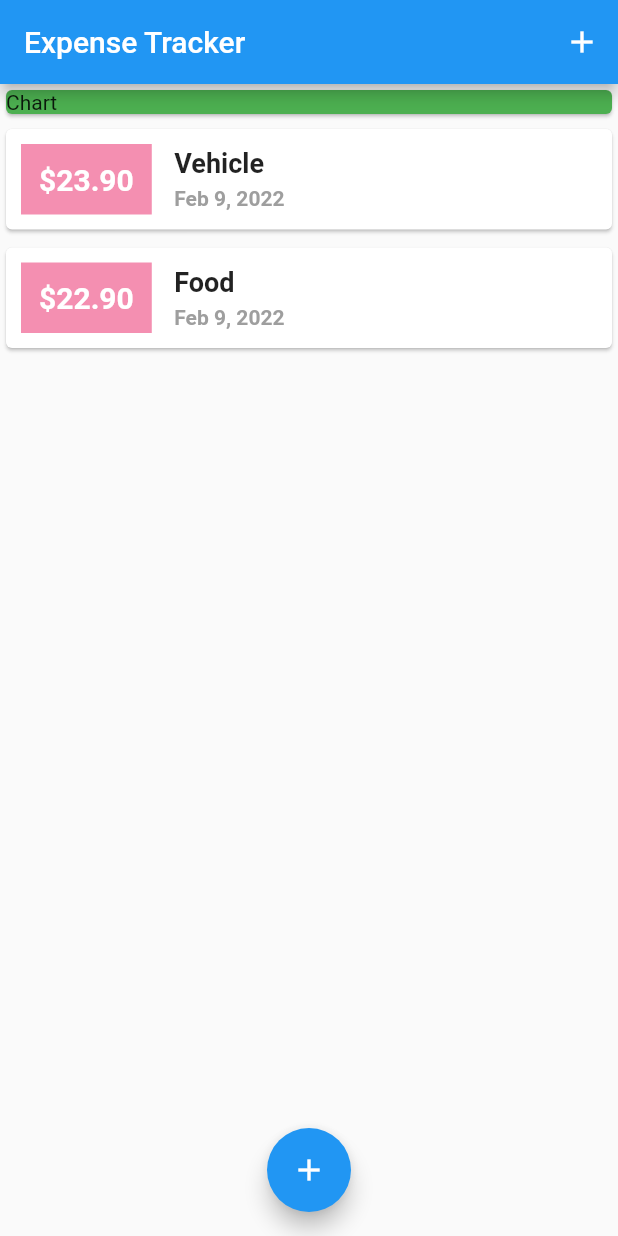
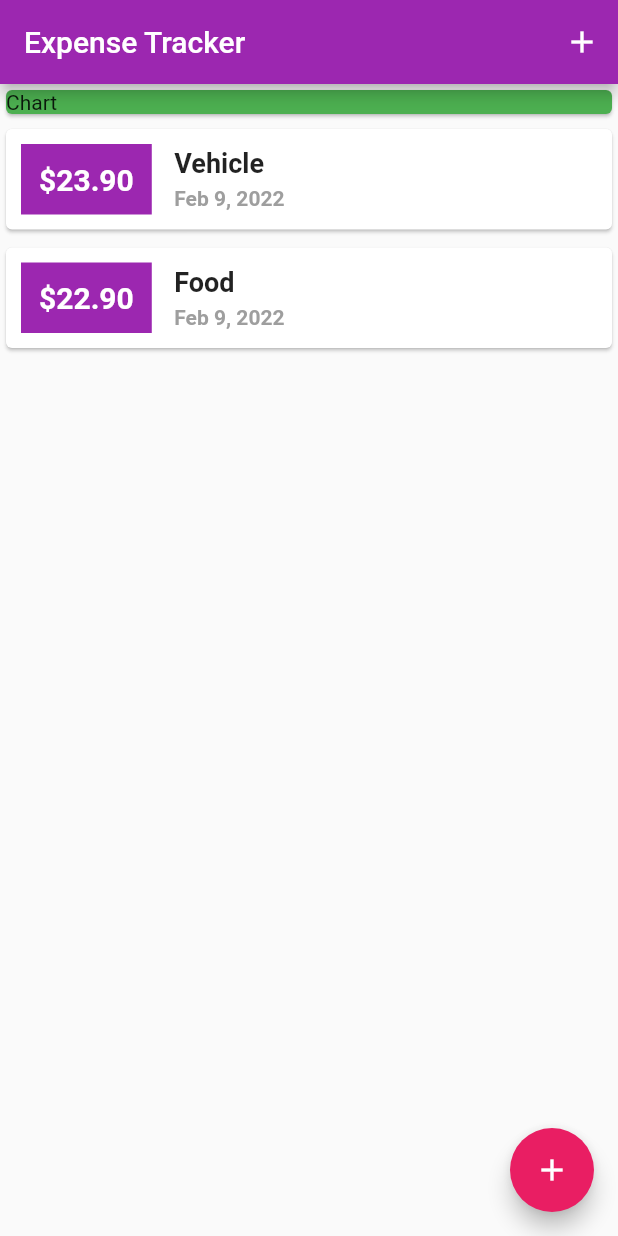
Before and after one commit to hasibulHossain/expense_tracker, a Flutter app: the screen it shows after launch, on a phone screen of 412 x 824 dp. Run offline on Flutter 3.47's test engine with Material 2 defaults, Android fonts, the phone set to English and light mode, and no system bars.

Commit message:
added theme

```diff
--- a/lib/main.dart
+++ b/lib/main.dart
@@ -16,6 +16,10 @@ class MyApp extends StatelessWidget {
     return MaterialApp(
       title: 'Expanse Tracker',
       home: MyHomePage(),
+      theme: ThemeData(
+        primarySwatch: Colors.purple,
+        accentColor: Colors.pink,
+      ),
     );
   }
 }
@@ -57,7 +61,10 @@ class _MyHomePageState extends State<MyHomePage> {
 
   void _startAddNewTransaction(BuildContext ctx) {
     // showModalBottomSheet is a flutter given function.
-    showModalBottomSheet(context: ctx, builder: (_) => NewTransaction(addTransaction),);
+    showModalBottomSheet(
+      context: ctx,
+      builder: (_) => NewTransaction(addTransaction),
+    );
   }
 
   @override
@@ -88,7 +95,7 @@ class _MyHomePageState extends State<MyHomePage> {
           ],
         ),
       ),
-      floatingActionButtonLocation: FloatingActionButtonLocation.centerFloat,
+      floatingActionButtonLocation: FloatingActionButtonLocation.endFloat,
       floatingActionButton: FloatingActionButton(
         child: const Icon(Icons.add),
         onPressed: () => _startAddNewTransaction(context),
--- a/lib/widgets/new_transaction.dart
+++ b/lib/widgets/new_transaction.dart
@@ -20,8 +20,8 @@ class _NewTransactionState extends State<NewTransaction> {
 
     if(title.isEmpty || amount <= 0) return;
 
-    widget.createTransaction(title: title, amount: amount);
-    Navigator.of(context).pop();
+    widget.createTransaction(title: title, amount: amount); // widget is provided automatically;
+    Navigator.of(context).pop(); // context is provided automatically to Stateful  widget;
   }
 
   @override
--- a/lib/widgets/transaction_list.dart
+++ b/lib/widgets/transaction_list.dart
@@ -4,7 +4,7 @@ import 'package:intl/intl.dart';
 import '../models/transaction.dart';
 
 class TransactionList extends StatelessWidget {
-  final List<Transaction>transactions;
+  final List<Transaction> transactions;
 
   TransactionList(this.transactions);
 
@@ -31,10 +31,10 @@ class TransactionList extends StatelessWidget {
                         padding: const EdgeInsets.all(10),
                         decoration: BoxDecoration(
                           border: Border.all(
-                              color: Colors.pink.shade200,
+                            color: Theme.of(context).primaryColor,
                             width: 2,
                           ),
-                            color: Colors.pink.shade200,
+                          color: Theme.of(context).primaryColor,
                         ),
                         child: Text(
                           '\$${item.amount.toStringAsFixed(2)}',
@@ -61,7 +61,8 @@ class TransactionList extends StatelessWidget {
                         ),
                         Text(
                           DateFormat.yMMMd().format(item.time),
-                            style: const TextStyle(color: Colors.grey, fontWeight: FontWeight.bold),
+                          style: const TextStyle(
+                              color: Colors.grey, fontWeight: FontWeight.bold),
                         ),
                       ],
                     )
```
Lines whose indentation alone changed are shown as unchanged.
